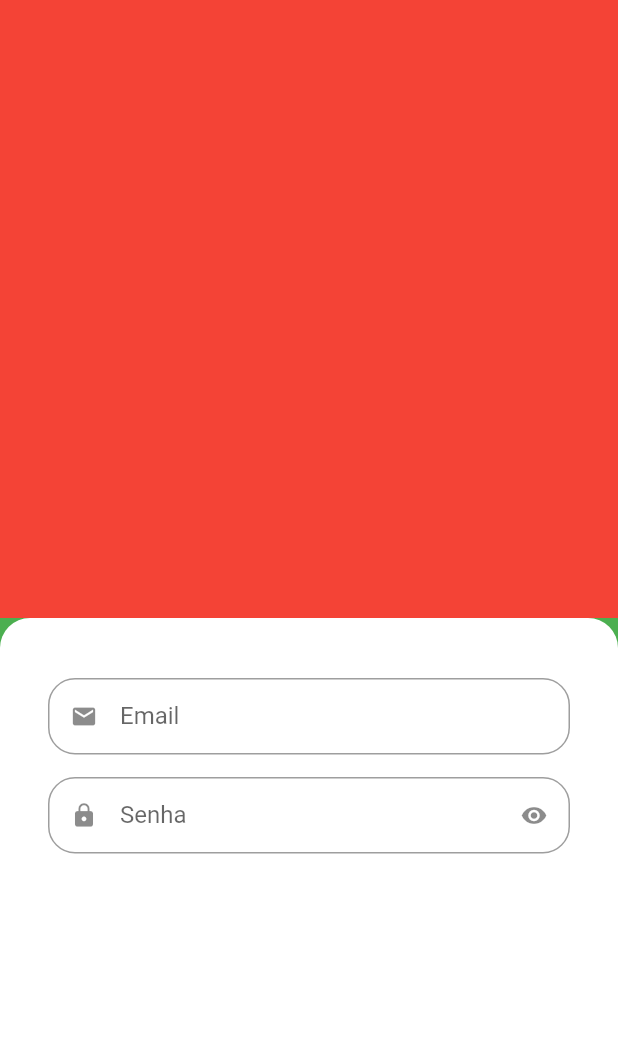
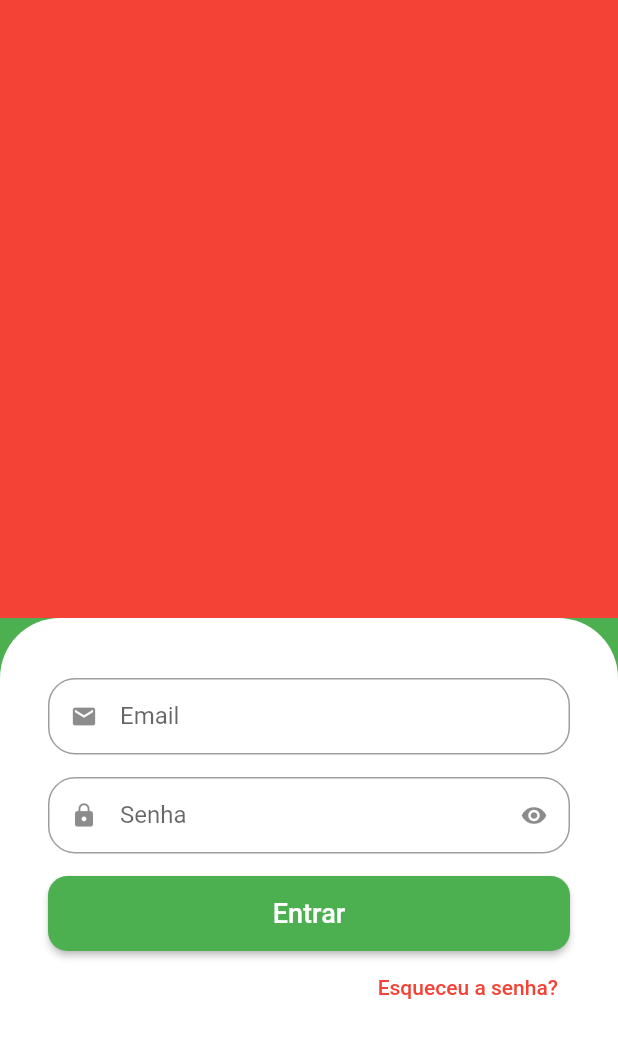
Before and after one commit to eduardotsilva/app_verdureiro, a Flutter app: the screen it shows after launch, on a phone screen of 412 x 824 dp. Shown: the top 1038 px of the screen. Run offline on Flutter 3.47's test engine with Material 2 defaults, Android fonts, the phone set to English and light mode, and no system bars.

Commit message:
Criando botão de entrar e esqueci a senha

```diff
--- a/lib/src/auth/sign_in_screen.dart
+++ b/lib/src/auth/sign_in_screen.dart
@@ -23,16 +23,46 @@ class SignInScreen extends StatelessWidget {
               decoration: const BoxDecoration(
                 color: Colors.white,
                 borderRadius: BorderRadius.vertical(
-                  top: Radius.circular(20),
+                  top: Radius.circular(40),
                 ),
               ),
               child: Column(
-                children: const [
+                crossAxisAlignment: CrossAxisAlignment.stretch,
+                children: [
+
                   //email
-                  CustomTextField(icon: Icons.email, label: 'Email'),
+                  const CustomTextField(icon: Icons.email, label: 'Email'),
+
                   //senha
-                  CustomTextField(
+                  const CustomTextField(
                       icon: Icons.lock, label: 'Senha', isSecret: true),
+
+                  SizedBox(
+                    height: 50,
+                    child: ElevatedButton(
+                      style: ElevatedButton.styleFrom(
+                        shape: RoundedRectangleBorder(
+                          borderRadius: BorderRadius.circular(13),
+                        ),
+                      ),
+                      onPressed: () {},
+                      child: const Text(
+                        'Entrar',
+                        style: TextStyle(fontSize: 18),
+                      ),
+                    ),
+                  ),
+
+                  Align(
+                    alignment: Alignment.centerRight,
+                    child: TextButton(
+                      onPressed: () {},
+                      child: const Text(
+                        'Esqueceu a senha?',
+                        style: TextStyle(color: Colors.red),
+                      ),
+                    ),
+                  )
                 ],
               ),
             ),
```
